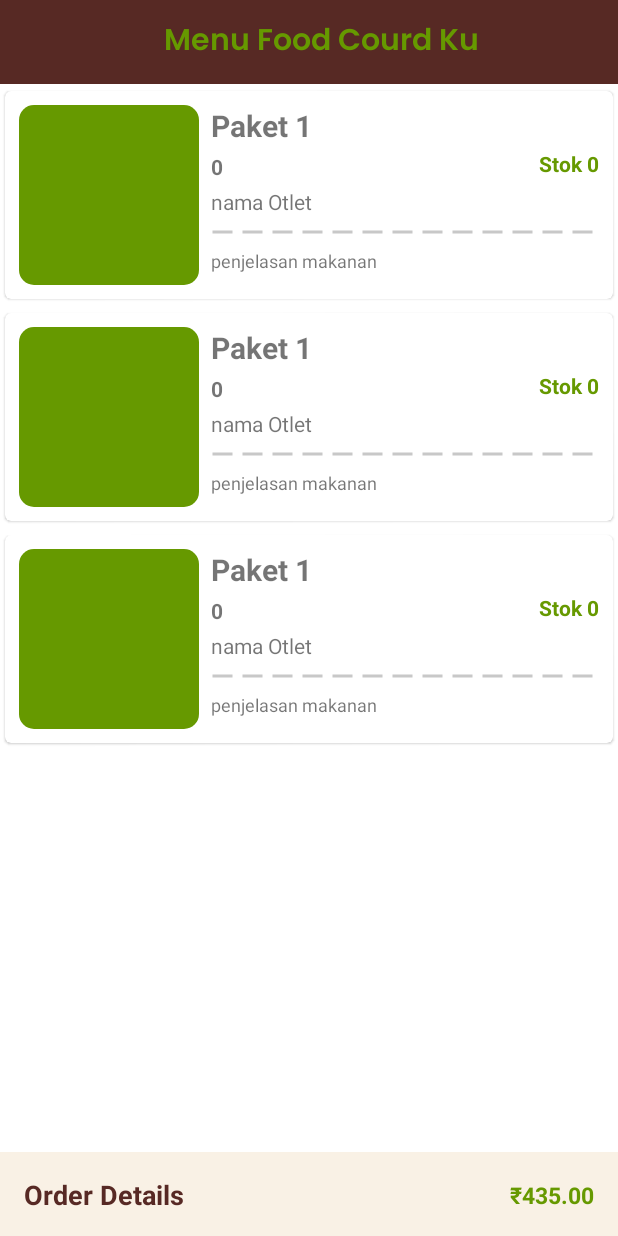
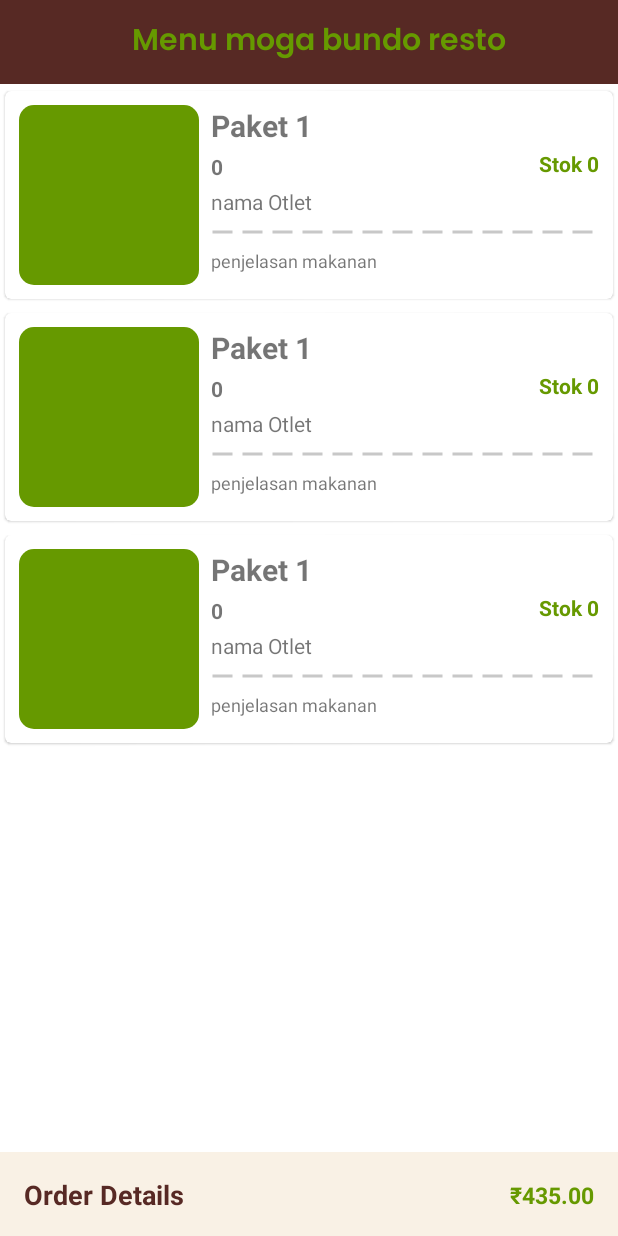
Before and after one commit to joefachrizal/FoodCourdKu, an Android app: the layout activity_menu.xml on its own in the app's theme, with its tools: preview values and no code run, on a phone screen of 412 x 824 dp. Run offline under Robolectric (Android 15) with nearby library versions, the phone set to English and light mode, and no system bars.

Commit message:
ganti nama menu, fix kurangi stok di halaman menu

```diff
--- a/app/src/main/res/layout/activity_menu.xml
+++ b/app/src/main/res/layout/activity_menu.xml
@@ -34,7 +34,7 @@
                     style="@style/MyTemaH1"
                     android:layout_width="wrap_content"
                     android:layout_height="wrap_content"
-                    android:text="Menu Food Courd Ku"
+                    android:text="Menu moga bundo resto"
                     android:textAlignment="center"
                     android:textSize="20sp"
                     app:layout_constraintBottom_toBottomOf="parent"
```
Also changed, not shown: app/src/main/java/com/cnd/foodcordku/user/MenuActivity.kt (+15 -6 lines), 1 other file.
